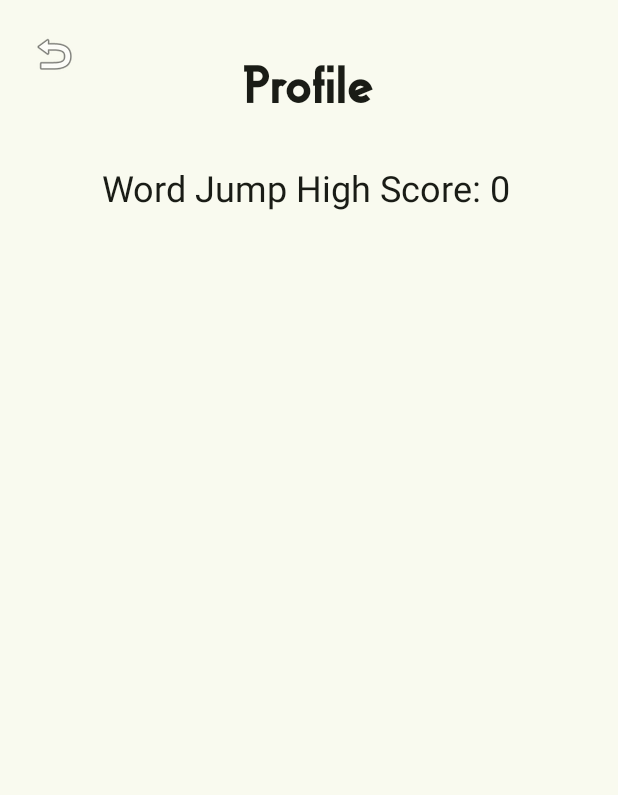
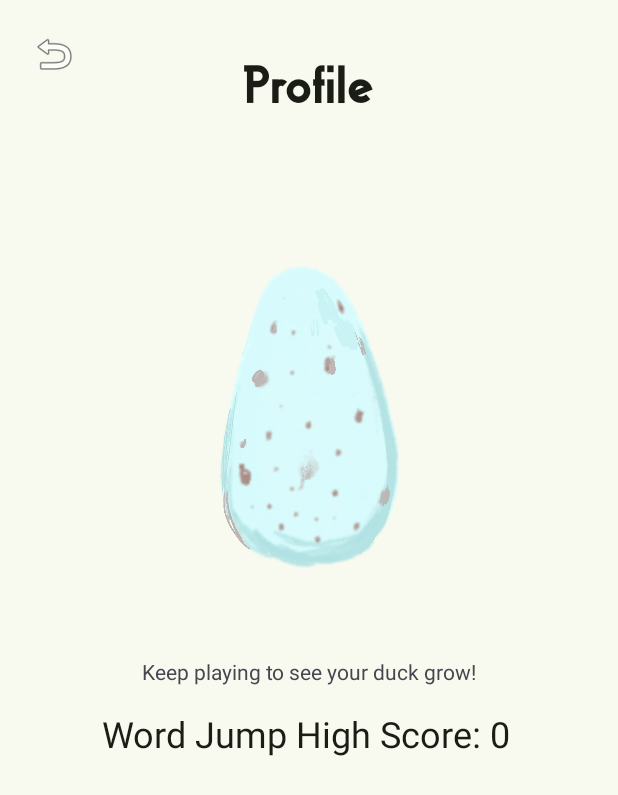
Before and after one commit to msyed03/CS175ProjectGroup6, an Android app: the ProfileActivity screen opened directly, with no data from a screen before it, on a phone screen of 412 x 824 dp. Shown: the top 795 px of the screen. Run offline under Robolectric (Android 15) with nearby library versions, the phone set to English and light mode, and no system bars.

Commit message:
:sparkles: added duck growth to profile

```diff
--- a/app/src/main/java/edu/sjsu/android/cs175projectgroup6/ProfileActivity.java
+++ b/app/src/main/java/edu/sjsu/android/cs175projectgroup6/ProfileActivity.java
@@ -2,8 +2,9 @@ package edu.sjsu.android.cs175projectgroup6;
 
 import android.content.SharedPreferences;
 import android.os.Bundle;
+import android.widget.ImageButton;
+import android.widget.ImageView;
 import android.widget.TextView;
-import android.widget.ImageButton;
 
 import androidx.appcompat.app.AppCompatActivity;
 
@@ -17,9 +18,28 @@ public class ProfileActivity extends AppCompatActivity {
         backBtn.setOnClickListener(v -> finish());
 
         TextView highScoreView = findViewById(R.id.tvHighScore);
-        SharedPreferences prefs = getSharedPreferences(
-                "WordJumpPrefs", MODE_PRIVATE);
+        ImageView duckImage = findViewById(R.id.duckGrowth);
+
+        SharedPreferences prefs = getSharedPreferences("WordJumpPrefs", MODE_PRIVATE);
         int high = prefs.getInt("highscore", 0);
         highScoreView.setText("Word Jump High Score: " + high);
+
+        // Set duck image based on high score
+        int duckImageRes;
+        if (high < 100) {
+            duckImageRes = R.drawable.duck_growth_1;
+        } else if (high < 200) {
+            duckImageRes = R.drawable.duck_growth_2;
+        } else if (high < 400) {
+            duckImageRes = R.drawable.duck_growth_3;
+        } else if (high < 600) {
+            duckImageRes = R.drawable.duck_growth_4;
+        } else if (high < 800) {
+            duckImageRes = R.drawable.duck_growth_5;
+        } else {
+            duckImageRes = R.drawable.duck_growth_6;
+        }
+
+        duckImage.setImageResource(duckImageRes);
     }
 }
--- a/app/src/main/res/layout/activity_profile.xml
+++ b/app/src/main/res/layout/activity_profile.xml
@@ -2,6 +2,7 @@
 <androidx.constraintlayout.widget.ConstraintLayout
     xmlns:android="http://schemas.android.com/apk/res/android"
     xmlns:app="http://schemas.android.com/apk/res-auto"
+    xmlns:tools="http://schemas.android.com/tools"
     android:layout_width="match_parent"
     android:layout_height="match_parent"
     android:background="@color/md_theme_background">
@@ -36,11 +37,32 @@
         android:layout_width="wrap_content"
         android:layout_height="wrap_content"
         android:layout_marginStart="68dp"
-        android:layout_marginTop="28dp"
+        android:layout_marginTop="392dp"
         android:text="Word Jump High Score: 0"
         android:textColor="@color/md_theme_onBackground"
         android:textSize="24sp"
         app:layout_constraintStart_toStartOf="parent"
         app:layout_constraintTop_toBottomOf="@id/profileTitle" />
 
+    <ImageView
+        android:id="@+id/duckGrowth"
+        android:layout_width="341dp"
+        android:layout_height="303dp"
+        android:layout_marginTop="8dp"
+        app:layout_constraintBottom_toTopOf="@+id/tvHighScore"
+        app:layout_constraintEnd_toEndOf="parent"
+        app:layout_constraintStart_toStartOf="parent"
+        app:layout_constraintTop_toBottomOf="@+id/profileTitle"
+        app:srcCompat="@drawable/duck_growth_1" />
+
+    <TextView
+        android:id="@+id/textView2"
+        android:layout_width="wrap_content"
+        android:layout_height="wrap_content"
+        android:layout_marginBottom="15dp"
+        android:text="Keep playing to see your duck grow!"
+        app:layout_constraintBottom_toTopOf="@+id/tvHighScore"
+        app:layout_constraintEnd_toEndOf="parent"
+        app:layout_constraintStart_toStartOf="parent" />
+
 </androidx.constraintlayout.widget.ConstraintLayout>
```
Also changed, not shown: app/src/main/res/drawable/duck_growth_1.png (added), app/src/main/res/drawable/duck_growth_2.png (added), app/src/main/res/drawable/duck_growth_3.png (added), app/src/main/res/drawable/duck_growth_4.png (added), app/src/main/res/drawable/duck_growth_5.png (added), app/src/main/res/drawable/duck_growth_6.png (added).
